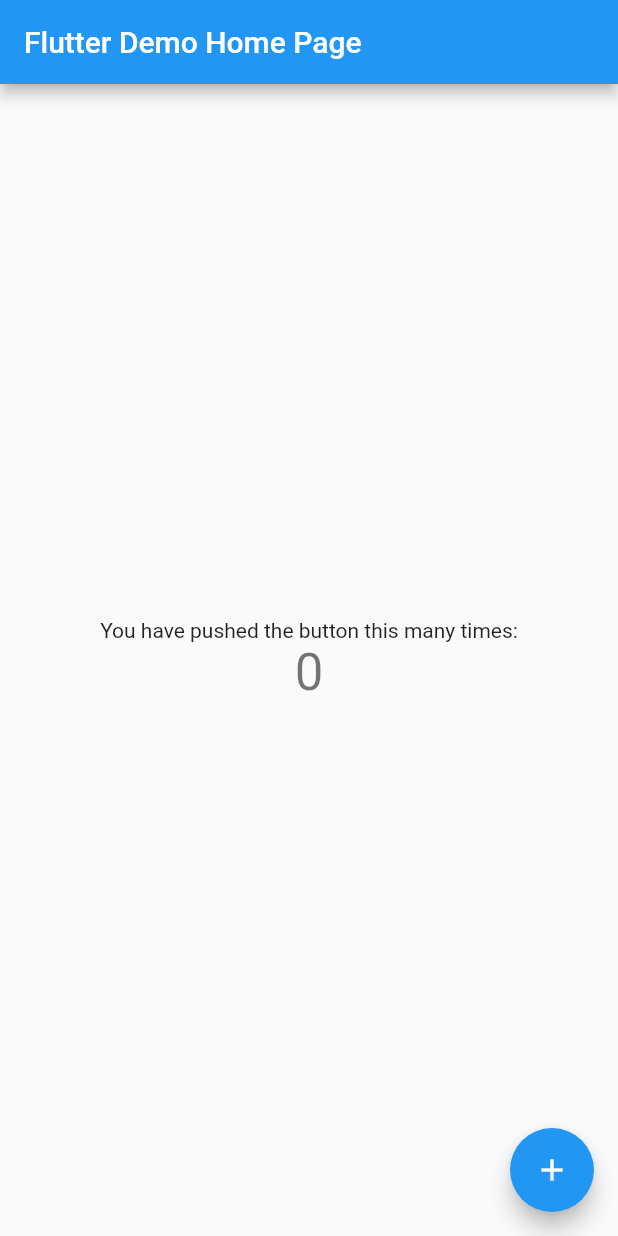
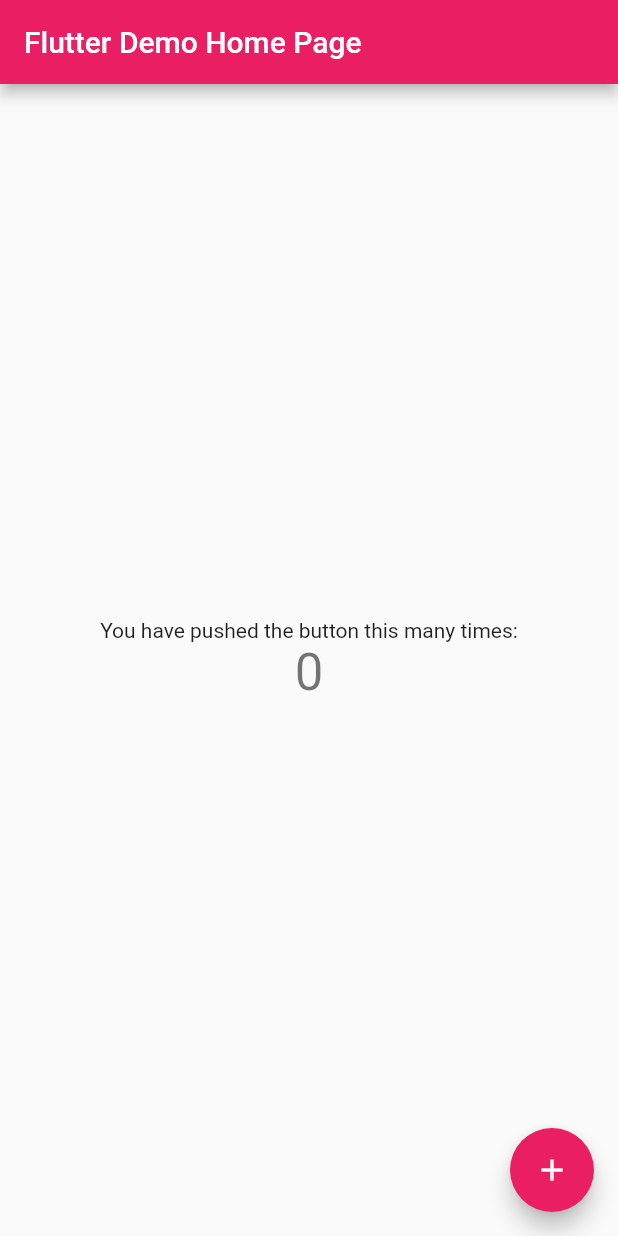
Before and after one commit to StylishBoys/karaoke_list_app, a Flutter app: the screen it shows after launch, on a phone screen of 412 x 824 dp. Run offline on Flutter 3.47's test engine with Material 2 defaults, Android fonts, the phone set to English and light mode, and no system bars.

Commit message:
simple commit

```diff
--- a/lib/main.dart
+++ b/lib/main.dart
@@ -13,16 +13,8 @@ class MyApp extends StatelessWidget {
     return MaterialApp(
       title: 'Flutter Demo',
       theme: ThemeData(
-        // This is the theme of your application.
-        //
-        // Try running your application with "flutter run". You'll see the
-        // application has a blue toolbar. Then, without quitting the app, try
-        // changing the primarySwatch below to Colors.green and then invoke
-        // "hot reload" (press "r" in the console where you ran "flutter run",
-        // or simply save your changes to "hot reload" in a Flutter IDE).
-        // Notice that the counter didn't reset back to zero; the application
-        // is not restarted.
-        primarySwatch: Colors.blue,
+
+        primarySwatch: Colors.pink,
       ),
       home: const MyHomePage(title: 'Flutter Demo Home Page'),
     );
```
